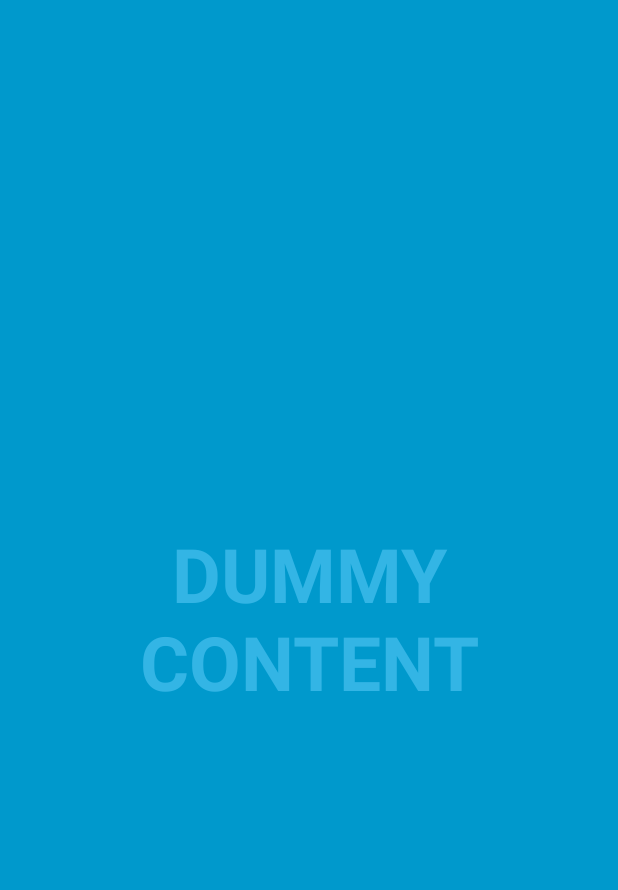
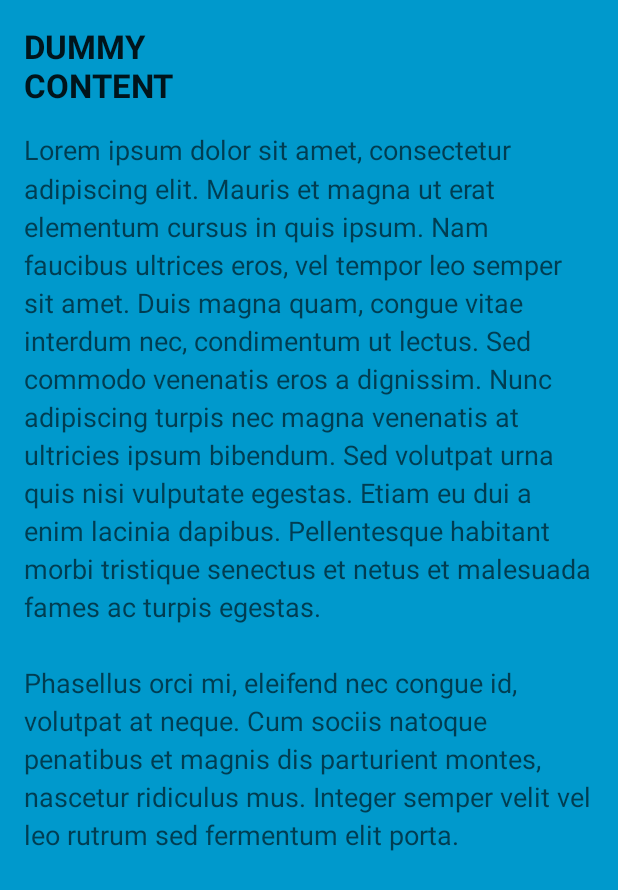
Before and after one commit to jpath/Sutra, an Android app: the screen it shows after launch (FullscreenActivity), on a phone screen of 412 x 824 dp. Shown: the top 890 px of the screen. Run offline under Robolectric (Android 15) with nearby library versions, the phone set to English and light mode, and no system bars.

Commit message:
Pager working, but system controls not showing.

```diff
--- a/app/src/main/AndroidManifest.xml
+++ b/app/src/main/AndroidManifest.xml
@@ -19,6 +19,7 @@
                 <category android:name="android.intent.category.LAUNCHER" />
             </intent-filter>
         </activity>
+
     </application>
 
 </manifest>
--- a/app/src/main/java/sutra2/chantapps/jhughes/sutra2/FullscreenActivity.java
+++ b/app/src/main/java/sutra2/chantapps/jhughes/sutra2/FullscreenActivity.java
@@ -1,10 +1,16 @@
 package sutra2.chantapps.jhughes.sutra2;
 
 import android.annotation.SuppressLint;
+import android.os.Bundle;
+import android.os.Handler;
+import android.support.v4.app.Fragment;
+import android.support.v4.app.FragmentManager;
+import android.support.v4.app.FragmentPagerAdapter;
+import android.support.v4.view.PagerAdapter;
+import android.support.v4.view.ViewPager;
 import android.support.v7.app.ActionBar;
 import android.support.v7.app.AppCompatActivity;
-import android.os.Bundle;
-import android.os.Handler;
+import android.util.Log;
 import android.view.MotionEvent;
 import android.view.View;
 
@@ -13,6 +19,9 @@ import android.view.View;
  * status bar and navigation/system bar) with user interaction.
  */
 public class FullscreenActivity extends AppCompatActivity {
+
+    private ScreenSlideActivity mSutraActivity;
+
     /**
      * Whether or not the system UI should be auto-hidden after
      * {@link #AUTO_HIDE_DELAY_MILLIS} milliseconds.
@@ -24,6 +33,16 @@ public class FullscreenActivity extends AppCompatActivity {
      * user interaction before hiding the system UI.
      */
     private static final int AUTO_HIDE_DELAY_MILLIS = 3000;
+    /**
+     * The pager widget, which handles animation and allows swiping horizontally to access previous
+     * and next wizard steps.
+     */
+    private ViewPager mPager;
+
+    /**
+     * The pager adapter, which provides the pages to the view pager widget.
+     */
+    private PagerAdapter mPagerAdapter;
 
     /**
      * Some older devices needs a small delay between UI widget updates
@@ -31,7 +50,8 @@ public class FullscreenActivity extends AppCompatActivity {
      */
     private static final int UI_ANIMATION_DELAY = 300;
     private final Handler mHideHandler = new Handler();
-    private View mContentView;
+    //private View mContentView;
+    private ViewPager mContentView;
     private final Runnable mHidePart2Runnable = new Runnable() {
         @SuppressLint("InlinedApi")
         @Override
@@ -91,13 +111,17 @@ public class FullscreenActivity extends AppCompatActivity {
 
         mVisible = true;
         mControlsView = findViewById(R.id.fullscreen_content_controls);
-        mContentView = findViewById(R.id.fullscreen_content);
-
+        //mContentView = findViewById(R.id.fullscreen_content);
+        // Instantiate a ViewPager and a PagerAdapter.
+        mContentView= (ViewPager) findViewById(R.id.fullscreen_content);
+        mPagerAdapter = new FullscreenActivity.ScreenSlidePagerAdapter(getSupportFragmentManager());
+        mContentView.setAdapter(mPagerAdapter);
 
         // Set up the user interaction to manually show or hide the system UI.
         mContentView.setOnClickListener(new View.OnClickListener() {
             @Override
             public void onClick(View view) {
+                Log.d("are we", "HERE????");
                 toggle();
             }
         });
@@ -120,8 +144,10 @@ public class FullscreenActivity extends AppCompatActivity {
 
     private void toggle() {
         if (mVisible) {
+            Log.d("are we", "HERE????hide");
             hide();
         } else {
+            Log.d("are we", "HERE????show");
             show();
         }
     }
@@ -160,4 +186,25 @@ public class FullscreenActivity extends AppCompatActivity {
         mHideHandler.removeCallbacks(mHideRunnable);
         mHideHandler.postDelayed(mHideRunnable, delayMillis);
     }
+
+    /**
+     * A simple pager adapter that represents 5 {@link ScreenSlidePageFragment} objects, in
+     * sequence.
+     */
+    private class ScreenSlidePagerAdapter extends FragmentPagerAdapter {
+        // TODO: Pass the sutras list to this constructor?
+        public ScreenSlidePagerAdapter(FragmentManager fm) {
+            super(fm);
+        }
+
+        @Override
+        public Fragment getItem(int position) {
+            return ScreenSlidePageFragment.create(position);
+        }
+
+        @Override
+        public int getCount() {
+            return 5;
+        }
+    }
 }
--- /dev/null
+++ b/app/src/main/java/sutra2/chantapps/jhughes/sutra2/ScreenSlidePageFragment.java
@@ -0,0 +1,80 @@
+/*
+ * Copyright 2012 The Android Open Source Project
+ *
+ * Licensed under the Apache License, Version 2.0 (the "License");
+ * you may not use this file except in compliance with the License.
+ * You may obtain a copy of the License at
+ *
+ *     http://www.apache.org/licenses/LICENSE-2.0
+ *
+ * Unless required by applicable law or agreed to in writing, software
+ * distributed under the License is distributed on an "AS IS" BASIS,
+ * WITHOUT WARRANTIES OR CONDITIONS OF ANY KIND, either express or implied.
+ * See the License for the specific language governing permissions and
+ * limitations under the License.
+ */
+
+package sutra2.chantapps.jhughes.sutra2;
+
+import android.support.v4.app.Fragment;
+import android.os.Bundle;
+import android.view.LayoutInflater;
+import android.view.View;
+import android.view.ViewGroup;
+import android.widget.TextView;
+
+/**
+ * A fragment displaying a single sutra.
+ */
+public class ScreenSlidePageFragment extends Fragment {
+    /**
+     * The argument key for the page number this fragment represents.
+     */
+    public static final String ARG_PAGE = "page";
+
+    /**
+     * The fragment's page number, which is set to the argument value for {@link #ARG_PAGE}.
+     */
+    private int mPageNumber;
+
+    /**
+     * Factory method for this fragment class. Constructs a new fragment for the given page number.
+     */
+    public static ScreenSlidePageFragment create(int pageNumber) {
+        ScreenSlidePageFragment fragment = new ScreenSlidePageFragment();
+        Bundle args = new Bundle();
+        args.putInt(ARG_PAGE, pageNumber);
+        fragment.setArguments(args);
+        return fragment;
+    }
+
+    public ScreenSlidePageFragment() {
+    }
+
+    @Override
+    public void onCreate(Bundle savedInstanceState) {
+        super.onCreate(savedInstanceState);
+        mPageNumber = getArguments().getInt(ARG_PAGE);
+    }
+
+    @Override
+    public View onCreateView(LayoutInflater inflater, ViewGroup container,
+            Bundle savedInstanceState) {
+        // Inflate the layout containing a title and body text.
+        ViewGroup rootView = (ViewGroup) inflater
+                .inflate(R.layout.fragment_screen_slide_page, container, false);
+
+        // Set the title view to show the page number.
+        ((TextView) rootView.findViewById(android.R.id.text1)).setText(
+                getString(R.string.dummy_content, mPageNumber + 1));
+
+        return rootView;
+    }
+
+    /**
+     * Returns the page number represented by this fragment object.
+     */
+    public int getPageNumber() {
+        return mPageNumber;
+    }
+}
--- a/app/src/main/res/layout/activity_fullscreen.xml
+++ b/app/src/main/res/layout/activity_fullscreen.xml
@@ -7,17 +7,21 @@
 
     <!-- The primary full-screen view. This can be replaced with whatever view
          is needed to present your content, e.g. VideoView, SurfaceView,
-         TextureView, etc. -->
+         TextureView, etc.
     <TextView
         android:id="@+id/fullscreen_content"
         android:layout_width="match_parent"
         android:layout_height="match_parent"
         android:gravity="center"
         android:keepScreenOn="true"
-        android:text="@string/dummy_content"
         android:textColor="#33b5e5"
         android:textSize="50sp"
-        android:textStyle="bold" />
+        android:textStyle="bold"/>    -->
+    <android.support.v4.view.ViewPager xmlns:android="http://schemas.android.com/apk/res/android"
+        android:id="@+id/fullscreen_content"
+        android:layout_width="match_parent"
+        android:layout_height="match_parent"/>
+
 
     <!-- This FrameLayout insets its children based on system windows using
          android:fitsSystemWindows. -->
@@ -47,4 +51,5 @@
         </LinearLayout>
     </FrameLayout>
 
+
 </FrameLayout>
--- /dev/null
+++ b/app/src/main/res/layout/fragment_screen_slide_page.xml
@@ -0,0 +1,43 @@
+<!--
+  Copyright 2012 The Android Open Source Project
+
+  Licensed under the Apache License, Version 2.0 (the "License");
+  you may not use this file except in compliance with the License.
+  You may obtain a copy of the License at
+
+      http://www.apache.org/licenses/LICENSE-2.0
+
+  Unless required by applicable law or agreed to in writing, software
+  distributed under the License is distributed on an "AS IS" BASIS,
+  WITHOUT WARRANTIES OR CONDITIONS OF ANY KIND, either express or implied.
+  See the License for the specific language governing permissions and
+  limitations under the License.
+  -->
+
+<ScrollView xmlns:android="http://schemas.android.com/apk/res/android"
+    android:id="@+id/content"
+    android:layout_width="match_parent"
+    android:layout_height="match_parent">
+
+    <!-- Dummy content. -->
+    <LinearLayout android:layout_width="match_parent"
+        android:layout_height="wrap_content"
+        android:orientation="vertical"
+        android:padding="16dp">
+
+        <TextView android:id="@android:id/text1"
+            style="?android:textAppearanceLarge"
+            android:textStyle="bold"
+            android:layout_width="match_parent"
+            android:layout_height="wrap_content"
+            android:layout_marginBottom="16dp" />
+
+        <TextView style="?android:textAppearanceMedium"
+            android:lineSpacingMultiplier="1.2"
+            android:layout_width="match_parent"
+            android:layout_height="wrap_content"
+            android:text="@string/lorem_ipsum" />
+
+    </LinearLayout>
+
+</ScrollView>
--- a/app/src/main/res/values/strings.xml
+++ b/app/src/main/res/values/strings.xml
@@ -3,4 +3,6 @@
 
     <string name="dummy_button">Dummy Button</string>
     <string name="dummy_content">DUMMY\nCONTENT</string>
+    <string name="lorem_ipsum"><![CDATA[Lorem ipsum dolor sit amet, consectetur adipiscing elit. Mauris et magna ut erat elementum cursus in quis ipsum. Nam faucibus ultrices eros, vel tempor leo semper sit amet. Duis magna quam, congue vitae interdum nec, condimentum ut lectus. Sed commodo venenatis eros a dignissim. Nunc adipiscing turpis nec magna venenatis at ultricies ipsum bibendum. Sed volutpat urna quis nisi vulputate egestas. Etiam eu dui a enim lacinia dapibus. Pellentesque habitant morbi tristique senectus et netus et malesuada fames ac turpis egestas.\n\nPhasellus orci mi, eleifend nec congue id, volutpat at neque. Cum sociis natoque penatibus et magnis dis parturient montes, nascetur ridiculus mus. Integer semper velit vel leo rutrum sed fermentum elit porta.]]></string>
+
 </resources>
```
